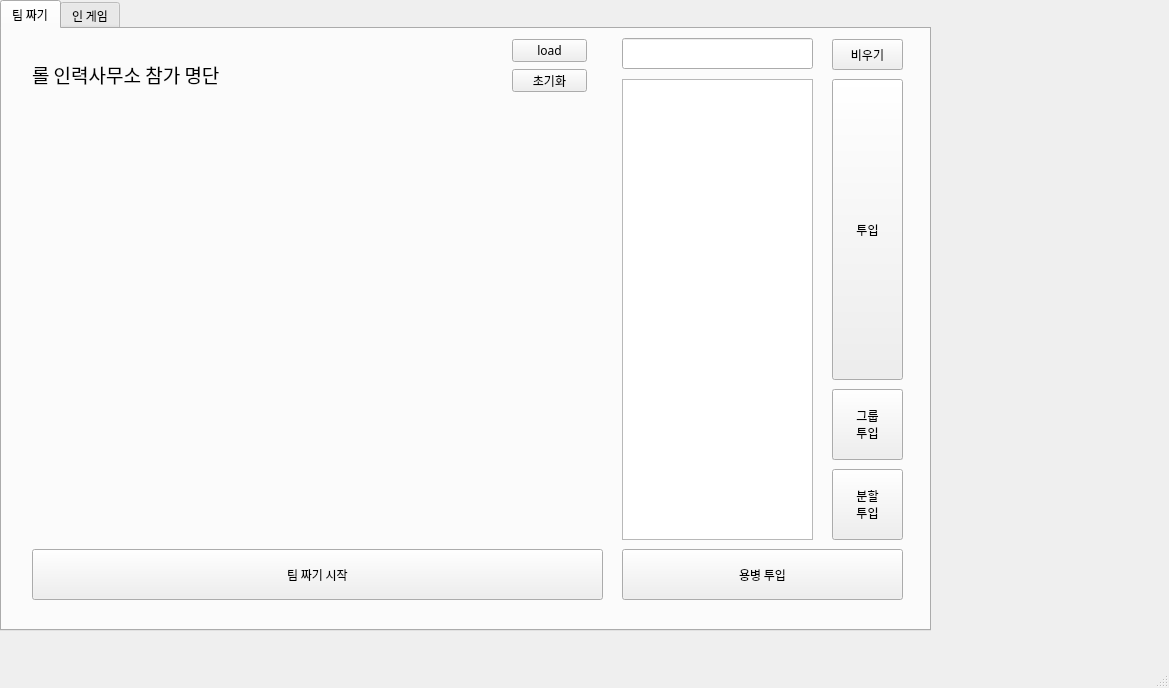
First picture: the form in img/ui/main_window.ui, repository kbeekim/lol_teamfight, before the edit.
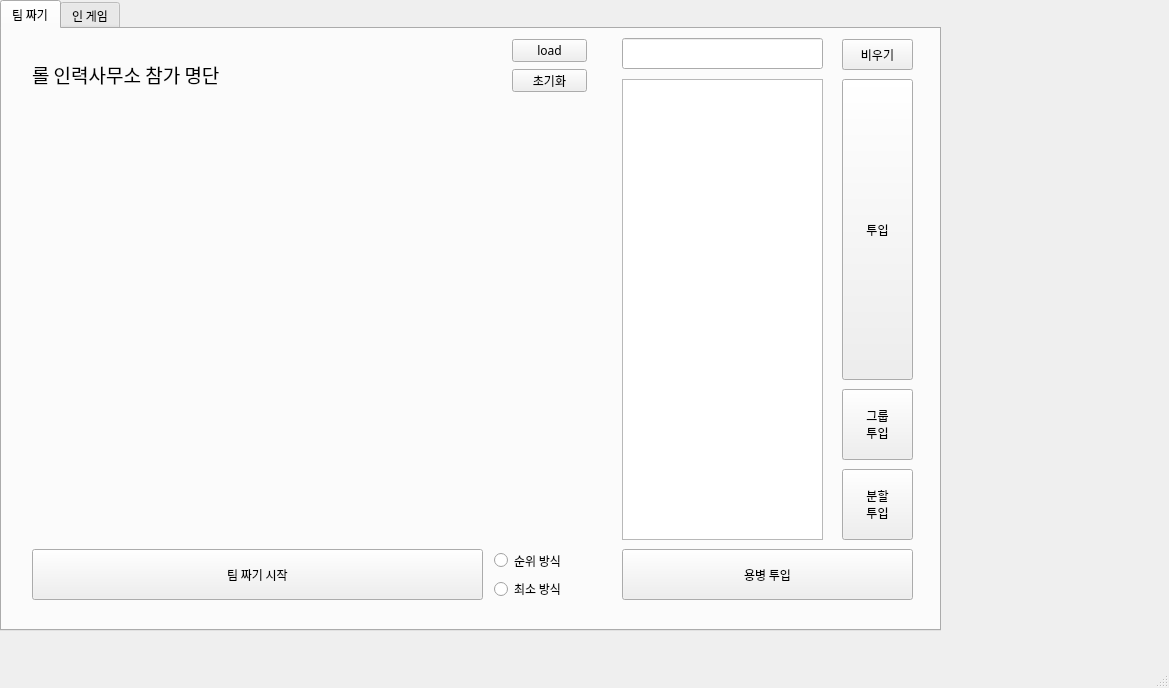
Second picture: the form after the edit.

What changed in the file:
```diff
--- a/img/ui/main_window.ui
+++ b/img/ui/main_window.ui
@@ -28,7 +28,7 @@
      <rect>
       <x>0</x>
       <y>0</y>
-      <width>931</width>
+      <width>941</width>
       <height>631</height>
      </rect>
     </property>
@@ -49,7 +49,7 @@
        <rect>
         <x>620</x>
         <y>520</y>
-        <width>281</width>
+        <width>291</width>
         <height>51</height>
        </rect>
       </property>
@@ -67,7 +67,7 @@
        <rect>
         <x>620</x>
         <y>9</y>
-        <width>191</width>
+        <width>201</width>
         <height>31</height>
        </rect>
       </property>
@@ -85,7 +85,7 @@
        <rect>
         <x>620</x>
         <y>50</y>
-        <width>191</width>
+        <width>201</width>
         <height>461</height>
        </rect>
       </property>
@@ -128,7 +128,7 @@
      <widget class="QPushButton" name="insert_worker_btn">
       <property name="geometry">
        <rect>
-        <x>830</x>
+        <x>840</x>
         <y>50</y>
         <width>71</width>
         <height>301</height>
@@ -166,7 +166,7 @@
        <rect>
         <x>30</x>
         <y>520</y>
-        <width>571</width>
+        <width>451</width>
         <height>51</height>
        </rect>
       </property>
@@ -202,7 +202,7 @@
      <widget class="QPushButton" name="insert_group_btn">
       <property name="geometry">
        <rect>
-        <x>830</x>
+        <x>840</x>
         <y>360</y>
         <width>71</width>
         <height>71</height>
@@ -224,7 +224,7 @@
      <widget class="QPushButton" name="insert_division_btn">
       <property name="geometry">
        <rect>
-        <x>830</x>
+        <x>840</x>
         <y>440</y>
         <width>71</width>
         <height>71</height>
@@ -243,7 +243,7 @@
      <widget class="QPushButton" name="search_clear_btn">
       <property name="geometry">
        <rect>
-        <x>830</x>
+        <x>840</x>
         <y>10</y>
         <width>71</width>
         <height>31</height>
@@ -279,6 +279,32 @@
        <string>load</string>
       </property>
      </widget>
+     <widget class="QWidget" name="verticalLayoutWidget">
+      <property name="geometry">
+       <rect>
+        <x>492</x>
+        <y>520</y>
+        <width>111</width>
+        <height>51</height>
+       </rect>
+      </property>
+      <layout class="QVBoxLayout" name="team_layout">
+       <item>
+        <widget class="QRadioButton" name="team_rank_radio_btn">
+         <property name="text">
+          <string>순위 방식</string>
+         </property>
+        </widget>
+       </item>
+       <item>
+        <widget class="QRadioButton" name="team_min_diff_radio_btn">
+         <property name="text">
+          <string>최소 방식</string>
+         </property>
+        </widget>
+       </item>
+      </layout>
+     </widget>
     </widget>
     <widget class="QWidget" name="tab_2">
      <attribute name="title">
```
